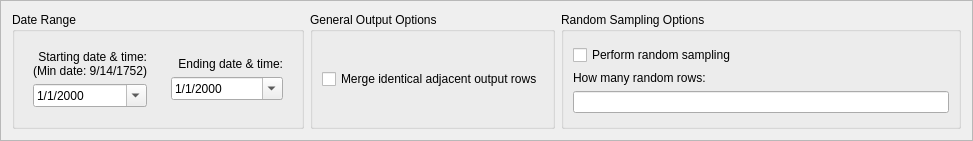
The window that NewGeneUI/NewGene/Widgets/CreateOutput/SelectVariables/timerangebox.ui (daniel347x/newgene) describes before a commit, drawn with Qt 5.
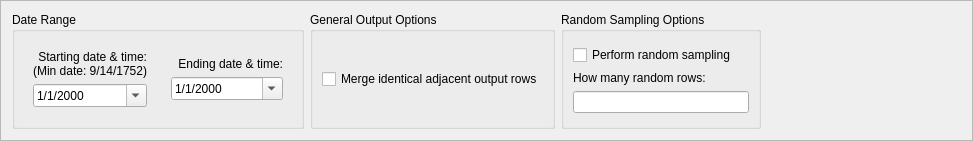
The same window after the commit. Custom widgets are drawn as their Qt base class.

Commit message: Loop iteration control bug: incrementing wrong variable inside for loop in two places, causing infinite string of commas in output file

```diff
--- a/NewGeneUI/NewGene/Widgets/CreateOutput/SelectVariables/timerangebox.ui
+++ b/NewGeneUI/NewGene/Widgets/CreateOutput/SelectVariables/timerangebox.ui
@@ -318,6 +318,19 @@
          <zorder>label_3</zorder>
         </widget>
        </item>
+       <item>
+        <spacer name="horizontalSpacer">
+         <property name="orientation">
+          <enum>Qt::Horizontal</enum>
+         </property>
+         <property name="sizeHint" stdset="0">
+          <size>
+           <width>40</width>
+           <height>20</height>
+          </size>
+         </property>
+        </spacer>
+       </item>
       </layout>
      </item>
     </layout>
```
The commit also changes 1 other file.
